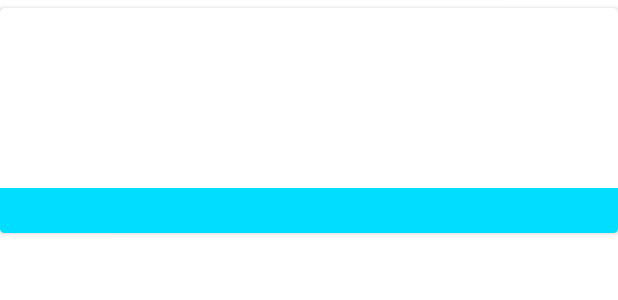
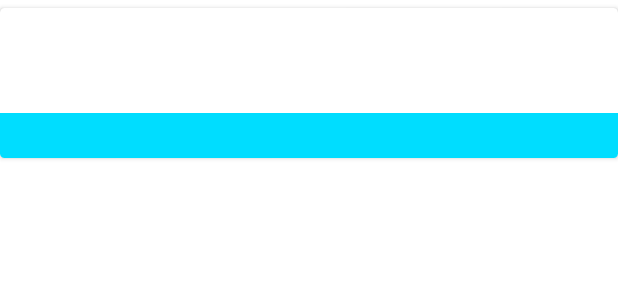
Before and after one commit to kdrakon/triplej-hitlist-app, an Android app: the layout hitlist_cardview.xml on its own in the app's theme, with its tools: preview values and no code run, on a phone screen of 412 x 824 dp. Shown: the top 300 px of the screen. Run offline under Robolectric (Android 15) with nearby library versions, the phone set to English and light mode, and no system bars.

```diff
--- a/app/src/main/res/layout/hitlist_cardview.xml
+++ b/app/src/main/res/layout/hitlist_cardview.xml
@@ -7,7 +7,7 @@
         android:foreground="?android:attr/selectableItemBackground"
         android:background="?android:attr/selectableItemBackground"
         android:layout_width="match_parent"
-        android:layout_height="150dp"
+        android:layout_height="100dp"
         android:layout_marginTop="5dp"
         android:layout_marginBottom="5dp"
         card_view:cardCornerRadius="3dp"
--- a/app/src/main/res/layout/hitlist_viewflipper.xml
+++ b/app/src/main/res/layout/hitlist_viewflipper.xml
@@ -3,8 +3,10 @@
              android:id="@+id/hitListViewFlipper"
              android:layout_width="fill_parent"
              android:layout_height="fill_parent"
-             android:padding="0dp"
-             android:layout_margin="0dp">
+             android:paddingRight="5dp"
+             android:paddingLeft="5dp"
+             android:layout_margin="0dp"
+             android:background="#FF69B4">
 
     <RelativeLayout android:layout_width="match_parent" android:layout_height="match_parent" android:layout_margin="0dp"
                     android:padding="0dp">
--- a/app/src/main/res/values/styles.xml
+++ b/app/src/main/res/values/styles.xml
@@ -2,9 +2,9 @@
 
     <!-- Base application theme. -->
     <style name="AppTheme" parent="Theme.AppCompat.Light.NoActionBar">
-        <item name="colorPrimary">#ff6ab77f</item>
-        <item name="colorPrimaryDark">#ff5fb71a</item>
-        <item name="colorAccent">#FF4081</item>
+        <item name="colorPrimary">@android:color/holo_blue_dark</item>
+        <item name="colorPrimaryDark">@android:color/holo_blue_light</item>
+        <item name="colorAccent">@android:color/holo_blue_dark</item>
         <item name="android:windowBackground">@android:color/white</item>
     </style>
 
```
Also changed, not shown: app/src/main/java/io/policarp/triplejhitlistapp/MainActivity.java (+7 -2 lines), app/src/main/res/layout/activity_main.xml (+4 -3 lines), app/src/main/res/menu/menu_main.xml (+5 -4 lines).
